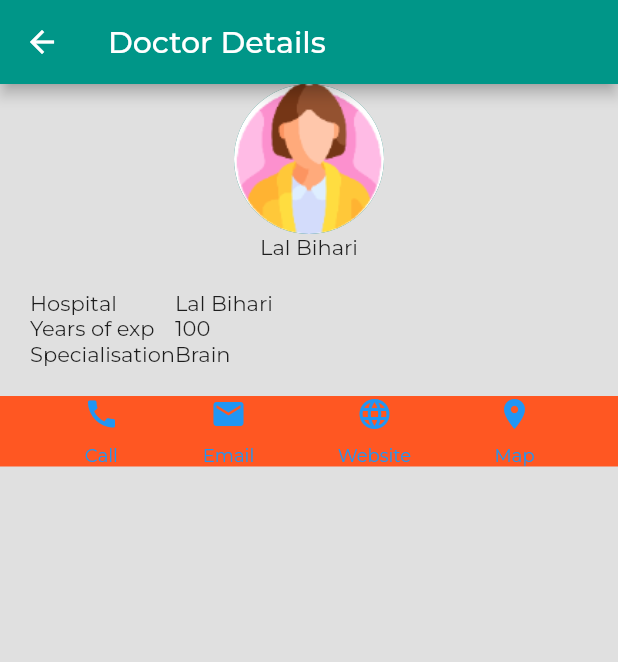
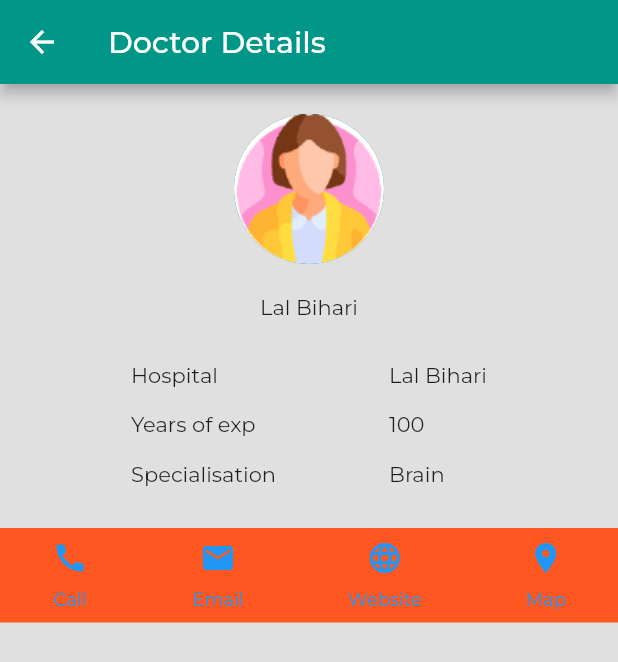
Before and after one commit to SIH-Team-Epione/Flutter-app-Epione, a Flutter app: the DoctorsListSection screen opened directly, after a tap on "Lal Bihari", on a phone screen of 412 x 824 dp. Shown: the top 662 px of the screen. Run offline on Flutter 3.47's test engine with Material 2 defaults, Android fonts, the phone set to English and light mode, and no system bars; our stand-ins replace flutter_svg, get, google_fonts; missing offline and left inert: flutter_email_sender, maps_launcher; project files that could hold a hidden picture were left out.

Commit message:
UI Updates.

```diff
--- a/lib/screens/doctor_consultation_screen.dart
+++ b/lib/screens/doctor_consultation_screen.dart
@@ -39,13 +39,16 @@ class _DoctorsListSectionState extends State<DoctorsListSection> {
   @override
   Widget build(BuildContext context) {
     return Scaffold(
-      body: ListView.builder(
-        itemBuilder: (BuildContext context, int index) => Container(
-          width: MediaQuery.of(context).size.width,
-          padding: EdgeInsets.symmetric(horizontal: 10.0, vertical: 5.0),
-          child: _buildDoctorRow(index, context),
+      body: Padding(
+        padding: const EdgeInsets.fromLTRB(0.0, 10.0, 0.0, 0.0),
+        child: ListView.builder(
+          itemBuilder: (BuildContext context, int index) => Container(
+            width: MediaQuery.of(context).size.width,
+            padding: EdgeInsets.symmetric(horizontal: 10.0, vertical: 5.0),
+            child: _buildDoctorRow(index, context),
+          ),
+          itemCount: 3,
         ),
-        itemCount: 3,
       ),
     );
   }
--- a/lib/screens/doctor_details_screen.dart
+++ b/lib/screens/doctor_details_screen.dart
@@ -18,7 +18,7 @@ class DoctorDetailsScreen extends StatefulWidget {
 
   @override
   State<DoctorDetailsScreen> createState() =>
-      _DoctorDetailsScreenState(); //somehow i want to pass index to _DoctorDetailsPageState
+      _DoctorDetailsScreenState();
 }
 
 class _DoctorDetailsScreenState extends State<DoctorDetailsScreen> {
@@ -30,31 +30,56 @@ class _DoctorDetailsScreenState extends State<DoctorDetailsScreen> {
       ),
       body: Container(
         color: Colors.black12,
+        child: Container(
           child: Column(
             children: [
-            CircleAvatar(
+              Container(
+                margin: EdgeInsets.fromLTRB(0.0, 20.0, 0.0, 0.0),
+                child: CircleAvatar(
                   radius: 50,
                   backgroundImage: AssetImage('assets/images/user_image.png'),
                 ),
-            Text(doctors[widget.index].name),
+              ),
+              Container(
+                margin: EdgeInsets.fromLTRB(0.0, 20.0, 0.0, 0.0),
+                  child: Text(doctors[widget.index].name)),
               Container(
                 margin: EdgeInsets.all(20.0),
                 child: Row(
+                  mainAxisAlignment: MainAxisAlignment.spaceEvenly,
                   children: [
                     Column(
                       crossAxisAlignment: CrossAxisAlignment.start,
                       children: [
-                      Text("Hospital"),
-                      Text("Years of exp"),
-                      Text("Specialisation")
+                        Padding(
+                          padding: const EdgeInsets.all(8.0),
+                          child: Text("Hospital"),
+                        ),
+                        Padding(
+                          padding: const EdgeInsets.all(8.0),
+                          child: Text("Years of exp"),
+                        ),
+                        Padding(
+                          padding: const EdgeInsets.all(8.0),
+                          child: Text("Specialisation"),
+                        )
                       ],
                     ),
                     Column(
                       crossAxisAlignment: CrossAxisAlignment.start,
                       children: [
-                      Text(doctors[widget.index].name),
-                      Text(doctors[widget.index].yearsOfExp.toString()),
-                      Text(doctors[widget.index].specialisation)
+                        Padding(
+                          padding: const EdgeInsets.all(8.0),
+                          child: Text(doctors[widget.index].name),
+                        ),
+                        Padding(
+                          padding: const EdgeInsets.all(8.0),
+                          child: Text(doctors[widget.index].yearsOfExp.toString()),
+                        ),
+                        Padding(
+                          padding: const EdgeInsets.all(8.0),
+                          child: Text(doctors[widget.index].specialisation),
+                        )
                       ],
                     )
                   ],
@@ -63,7 +88,7 @@ class _DoctorDetailsScreenState extends State<DoctorDetailsScreen> {
               Container(
                 color: Colors.deepOrange,
                 child: Row(
-                mainAxisAlignment: MainAxisAlignment.spaceEvenly,
+                  mainAxisAlignment: MainAxisAlignment.spaceAround,
                   children: [
                     _buildButtonColumn(Colors.blue, Icons.call, 'Call', 0),
                     _buildButtonColumn(Colors.blue, Icons.mail, 'Email', 1),
@@ -73,6 +98,7 @@ class _DoctorDetailsScreenState extends State<DoctorDetailsScreen> {
                 ),
               )
             ],
+          ),
         ),
       ),
     );
@@ -127,6 +153,8 @@ class _DoctorDetailsScreenState extends State<DoctorDetailsScreen> {
       onTap: () {
         itemClickHandler(position);
       },
+      child: Padding(
+        padding: const EdgeInsets.all(8.0),
         child: Column(
           mainAxisSize: MainAxisSize.min,
           mainAxisAlignment: MainAxisAlignment.center,
@@ -145,6 +173,7 @@ class _DoctorDetailsScreenState extends State<DoctorDetailsScreen> {
             ),
           ],
         ),
+      ),
     );
   }
 }
```
Lines whose indentation alone changed are shown as unchanged.
